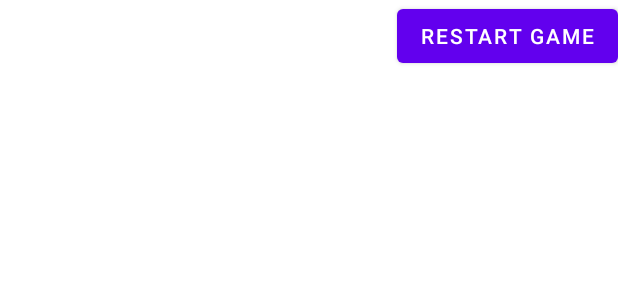
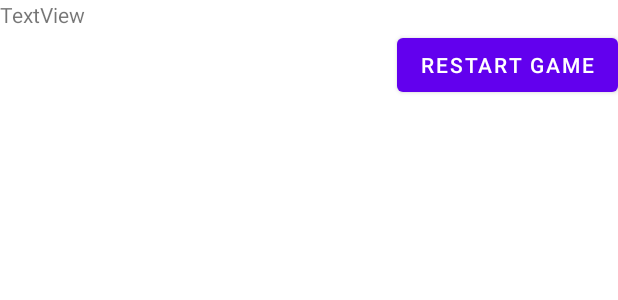
Before and after one commit to Connor-1233/CS2340C_Team40, an Android app: the layout endingscreen.xml on its own in the app's theme, with its tools: preview values and no code run, on a phone screen of 412 x 824 dp. Shown: the top 300 px of the screen. Run offline under Robolectric (Android 15) with nearby library versions, the phone set to English and light mode, and no system bars.

Commit message:
Adding final score

```diff
--- a/app/src/main/java/com/example/cs2340c_team40/View/EndingScreen.java
+++ b/app/src/main/java/com/example/cs2340c_team40/View/EndingScreen.java
@@ -4,6 +4,7 @@ import android.app.Activity;
 import android.content.Intent;
 import android.os.Bundle;
 import android.widget.Button;
+import android.widget.EditText;
 import android.widget.LinearLayout;
 import android.widget.TextView;
 
@@ -23,10 +24,12 @@ public class EndingScreen extends Activity {
         setContentView(R.layout.endingscreen);
         Button restartGameBtn = findViewById(R.id.restart_game_btn);
         restartGameBtn.setOnClickListener(v -> restartGame());
+        TextView gameScore = findViewById(R.id.textView);
 
         Player player = Player.getInstance();
         Leaderboard leaderboard = Leaderboard.getInstance();
-        leaderboard.updateScore(player.getScore(), player.getName());
+        gameScore.setText("Final score: " + player.getScore());
+        //leaderboard.updateScore(player.getScore(), player.getName());
 
         RecyclerView recyclerView = findViewById(R.id.recyclerview);
         recyclerView.setLayoutManager(new LinearLayoutManager(this));
--- a/app/src/main/res/layout/endingscreen.xml
+++ b/app/src/main/res/layout/endingscreen.xml
@@ -12,6 +12,12 @@
         android:layout_height="wrap_content"
         android:id="@+id/recyclerview" />
 
+    <TextView
+        android:id="@+id/textView"
+        android:layout_width="match_parent"
+        android:layout_height="wrap_content"
+        android:text="TextView" />
+
     <Button
         android:id="@+id/restart_game_btn"
         android:layout_width="wrap_content"
```
